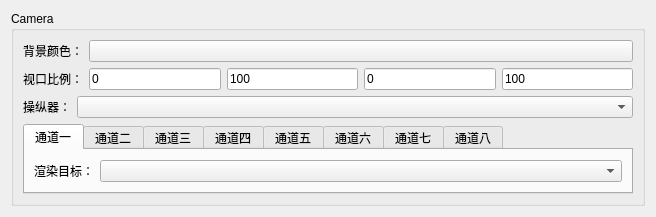
Before: the Qt Designer form plugins/ctk_war_ui/CameraPropertyWgt.ui in shamozhishu/zoo, drawn with Qt 5.
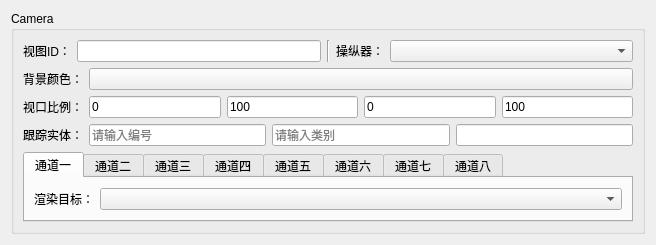
After: the same form once the commit is applied.

What changed in the file:
```diff
--- a/plugins/ctk_war_ui/CameraPropertyWgt.ui
+++ b/plugins/ctk_war_ui/CameraPropertyWgt.ui
@@ -7,7 +7,7 @@
     <x>0</x>
     <y>0</y>
     <width>656</width>
-    <height>203</height>
+    <height>231</height>
    </rect>
   </property>
   <property name="windowTitle">
@@ -19,8 +19,50 @@
      <property name="title">
       <string>Camera</string>
      </property>
-     <layout class="QGridLayout" name="gridLayout_3">
-      <item row="0" column="0">
+     <layout class="QVBoxLayout" name="verticalLayout">
+      <item>
+       <layout class="QHBoxLayout" name="horizontalLayout_3">
+        <item>
+         <widget class="QLabel" name="label_13">
+          <property name="text">
+           <string>视图ID：</string>
+          </property>
+         </widget>
+        </item>
+        <item>
+         <widget class="QLineEdit" name="lineEdit_viewid">
+          <property name="readOnly">
+           <bool>true</bool>
+          </property>
+         </widget>
+        </item>
+        <item>
+         <widget class="Line" name="line">
+          <property name="orientation">
+           <enum>Qt::Vertical</enum>
+          </property>
+         </widget>
+        </item>
+        <item>
+         <widget class="QLabel" name="label_3">
+          <property name="text">
+           <string>操纵器：</string>
+          </property>
+         </widget>
+        </item>
+        <item>
+         <widget class="QComboBox" name="comboBox">
+          <property name="sizePolicy">
+           <sizepolicy hsizetype="Expanding" vsizetype="Fixed">
+            <horstretch>0</horstretch>
+            <verstretch>0</verstretch>
+           </sizepolicy>
+          </property>
+         </widget>
+        </item>
+       </layout>
+      </item>
+      <item>
        <layout class="QHBoxLayout" name="horizontalLayout">
         <item>
          <widget class="QLabel" name="label">
@@ -44,7 +86,7 @@
         </item>
        </layout>
       </item>
-      <item row="1" column="0">
+      <item>
        <layout class="QHBoxLayout" name="horizontalLayout_2">
         <item>
          <widget class="QLabel" name="label_2">
@@ -95,28 +137,39 @@
         </item>
        </layout>
       </item>
-      <item row="2" column="0">
-       <layout class="QHBoxLayout" name="horizontalLayout_3">
+      <item>
+       <layout class="QHBoxLayout" name="horizontalLayout_12">
         <item>
-         <widget class="QLabel" name="label_3">
+         <widget class="QLabel" name="label_12">
           <property name="text">
-           <string>操纵器：</string>
+           <string>跟踪实体：</string>
           </property>
          </widget>
         </item>
         <item>
-         <widget class="QComboBox" name="comboBox">
-          <property name="sizePolicy">
-           <sizepolicy hsizetype="Expanding" vsizetype="Fixed">
-            <horstretch>0</horstretch>
-            <verstretch>0</verstretch>
-           </sizepolicy>
+         <widget class="QLineEdit" name="lineEdit_id">
+          <property name="placeholderText">
+           <string>请输入编号</string>
+          </property>
+         </widget>
+        </item>
+        <item>
+         <widget class="QLineEdit" name="lineEdit_breed">
+          <property name="placeholderText">
+           <string>请输入类别</string>
+          </property>
+         </widget>
+        </item>
+        <item>
+         <widget class="QLineEdit" name="lineEdit_desc">
+          <property name="readOnly">
+           <bool>true</bool>
           </property>
          </widget>
         </item>
        </layout>
       </item>
-      <item row="3" column="0">
+      <item>
        <widget class="QTabWidget" name="tabWidget">
         <property name="sizePolicy">
          <sizepolicy hsizetype="Expanding" vsizetype="Preferred">
```
